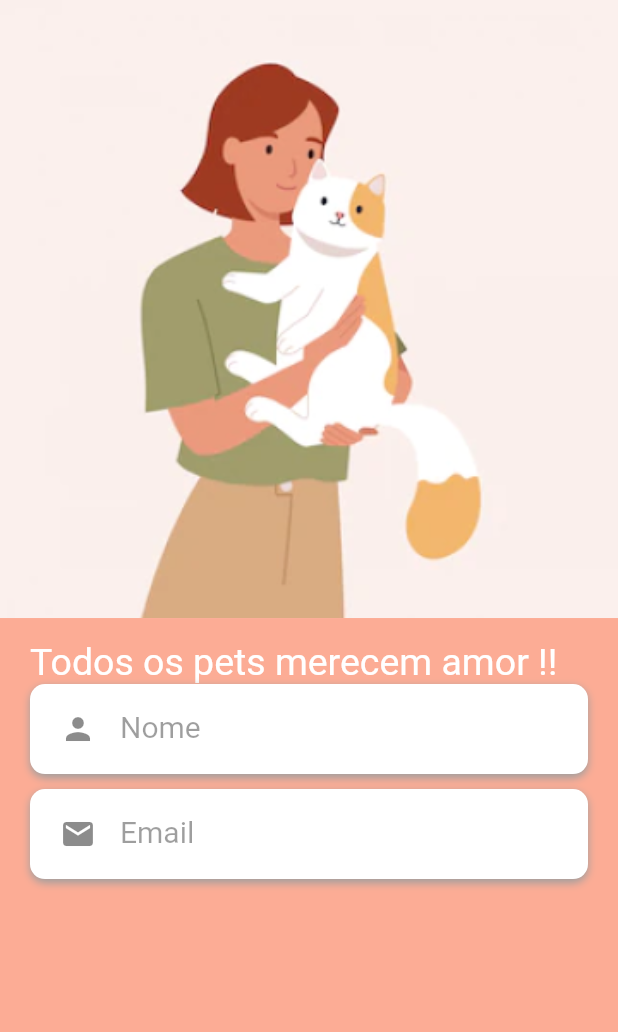
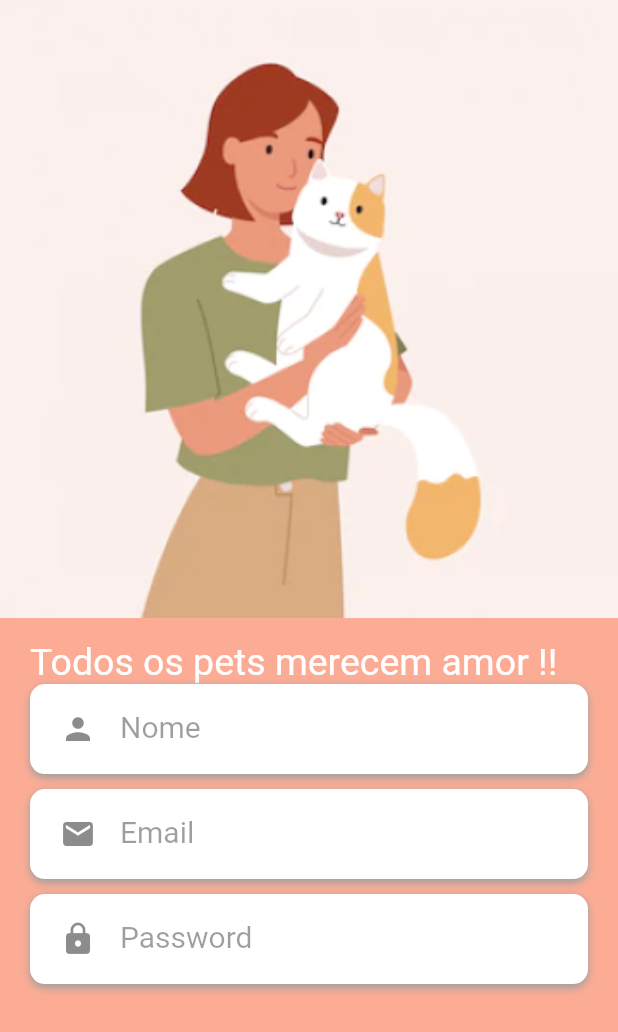
Before and after one commit to vitorekr/UnBArqDsw2022-2-2022.2_G4_IdotPet_Frontend, a Flutter app: the screen it shows after launch, on a phone screen of 412 x 824 dp. Shown: the top 1032 px of the screen. Run offline on Flutter 3.47's test engine with Material 2 defaults, Android fonts, the phone set to English and light mode, and no system bars; our stand-ins replace dio, get.

Commit message:
inserindo campo senha
Co-Authored-By: João Durso <jvsdurso@gmail.com>
Co-Authored-By: Vitor Eduardo <vitorekrlol@gmail.com>

```diff
--- a/lib/modules/auth/ui/signup_page.dart
+++ b/lib/modules/auth/ui/signup_page.dart
@@ -176,8 +176,10 @@ class SignUpPage extends StatelessWidget {
             const SizedBox(
               height: 10,
             ),
-
-
+            buildPassword(),
+            const SizedBox(
+              height: 10,
+            )
         ]),
       ),
     ]),
```
